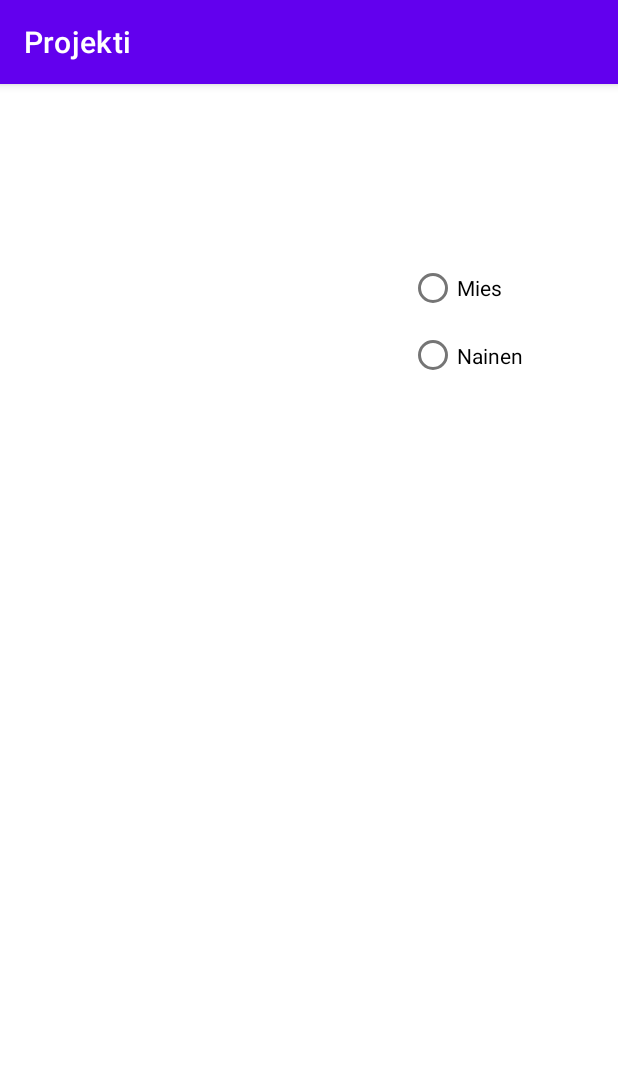
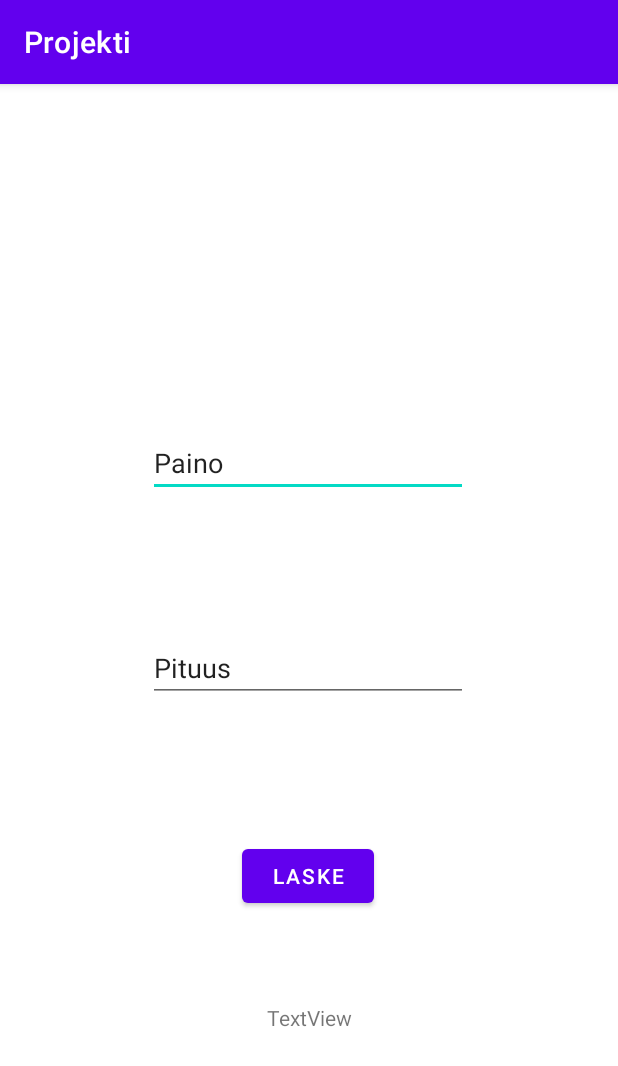
Before and after one commit to untop02/TerveysProjekti, an Android app: the PainoIndeksi screen opened directly, with no data from a screen before it, on a phone screen of 412 x 824 dp. Shown: the top 1066 px of the screen. Run offline under Robolectric (Android 15) with nearby library versions, the phone set to English and light mode, and no system bars.

Commit message:
PainoIndeksi proto

```diff
--- a/app/src/main/java/com/example/projekti/PainoIndeksi.java
+++ b/app/src/main/java/com/example/projekti/PainoIndeksi.java
@@ -3,6 +3,10 @@ package com.example.projekti;
 import androidx.appcompat.app.AppCompatActivity;
 
 import android.os.Bundle;
+import android.view.View;
+import android.widget.Button;
+import android.widget.EditText;
+import android.widget.TextView;
 
 public class PainoIndeksi extends AppCompatActivity {
 
@@ -10,5 +14,35 @@ public class PainoIndeksi extends AppCompatActivity {
     protected void onCreate(Bundle savedInstanceState) {
         super.onCreate(savedInstanceState);
         setContentView(R.layout.activity_paino_indeksi);
+
+        Button b = (Button) findViewById(R.id.laske);
+        EditText paino = (EditText) findViewById(R.id.Paino);
+        EditText pituus = (EditText) findViewById(R.id.Pituus);
+        TextView tv = (TextView) findViewById(R.id.textView);
+
+        b.setOnClickListener(new View.OnClickListener() {
+            @Override
+            public void onClick(View v) {
+                int w = Integer.parseInt(paino.getText().toString());
+                double h = Double.parseDouble(pituus.getText().toString())/100;
+                double bmi = w/(h*h);
+                double roundDbl = Math.round(bmi*100.0)/100.0;
+                String stringBmi = Double.toString(roundDbl);
+                if(bmi<18.5){
+                    tv.setText("Paino indeksisi on "+stringBmi +" tämä määritellään alipainoiseksi.");
+
+                }
+                if(bmi>=18.5 && bmi <= 24.9){
+                    tv.setText("Paino indeksisi on "+stringBmi +" tämä on terve painoindeksi.");
+
+                }
+                if(bmi > 25){
+                    tv.setText("Paino indeksisi on "+stringBmi +" tämä määritellään ylipainoiseksi.");
+
+                }
+
+            }
+        });
     }
+
 }
--- a/app/src/main/java/com/example/projekti/VesiLaskuri.java
+++ b/app/src/main/java/com/example/projekti/VesiLaskuri.java
@@ -45,15 +45,15 @@ public class VesiLaskuri extends AppCompatActivity {
         });
     }
     public void lisaaLasi(){
-        vesimaara =+ 0.3;
+        vesimaara += 0.3;
         vedenmaara.setText(String.valueOf(vesimaara));
     }
     public void lisaapienipullo(){
-        vesimaara =+ 0.5;
+        vesimaara += 0.5;
         vedenmaara.setText(String.valueOf(vesimaara));
     }
     public void lisaaisopullo(){
-        vesimaara =+ 1.5;
+        vesimaara += 1.5;
         vedenmaara.setText(String.valueOf(vesimaara));
     }
 
--- a/app/src/main/res/layout/activity_main.xml
+++ b/app/src/main/res/layout/activity_main.xml
@@ -31,7 +31,7 @@
         android:text="Verenpaine"
         app:layout_constraintBottom_toTopOf="@+id/PainoIndeksiBtn"
         app:layout_constraintEnd_toEndOf="parent"
-        app:layout_constraintHorizontal_bias="0.5"
+        app:layout_constraintHorizontal_bias="0.424"
         app:layout_constraintStart_toStartOf="parent"
         app:layout_constraintTop_toTopOf="parent" />
 
@@ -39,11 +39,14 @@
         android:id="@+id/VesiLaskuriBtn"
         android:layout_width="wrap_content"
         android:layout_height="wrap_content"
+        android:layout_marginTop="36dp"
         android:layout_marginBottom="197dp"
         android:text="Vesilaskuri"
         app:layout_constraintBottom_toBottomOf="parent"
         app:layout_constraintEnd_toEndOf="parent"
-        app:layout_constraintHorizontal_bias="0.5"
-        app:layout_constraintStart_toStartOf="parent" />
+        app:layout_constraintHorizontal_bias="0.498"
+        app:layout_constraintStart_toStartOf="parent"
+        app:layout_constraintTop_toBottomOf="@+id/PainoIndeksiBtn"
+        app:layout_constraintVertical_bias="1.0" />
 
 </androidx.constraintlayout.widget.ConstraintLayout>
--- a/app/src/main/res/layout/activity_paino_indeksi.xml
+++ b/app/src/main/res/layout/activity_paino_indeksi.xml
@@ -7,33 +7,58 @@
     tools:context=".PainoIndeksi">
 
 
-    <RadioGroup
-        android:layout_width="81dp"
-        android:layout_height="90dp"
-        android:layout_marginStart="272dp"
-        android:layout_marginLeft="272dp"
-        android:layout_marginTop="93dp"
-        android:layout_marginEnd="58dp"
-        android:layout_marginRight="58dp"
-        android:layout_marginBottom="548dp"
-        android:orientation="vertical"
+    <EditText
+        android:id="@+id/Paino"
+        android:layout_width="wrap_content"
+        android:layout_height="wrap_content"
+        android:layout_marginTop="212dp"
+        android:layout_marginBottom="73dp"
+        android:ems="10"
+        android:inputType="textPersonName"
+        android:text="@string/Paino"
+        app:layout_constraintBottom_toTopOf="@+id/Pituus"
+        app:layout_constraintEnd_toEndOf="parent"
+        app:layout_constraintHorizontal_bias="0.497"
+        app:layout_constraintStart_toStartOf="parent"
+        app:layout_constraintTop_toTopOf="parent" />
+
+    <EditText
+        android:id="@+id/Pituus"
+        android:layout_width="wrap_content"
+        android:layout_height="wrap_content"
+        android:layout_marginBottom="356dp"
+        android:ems="10"
+        android:inputType="textPersonName"
+        android:text="@string/Pituus"
+        app:layout_constraintBottom_toBottomOf="parent"
+        app:layout_constraintEnd_toEndOf="parent"
+        app:layout_constraintHorizontal_bias="0.497"
+        app:layout_constraintStart_toStartOf="parent" />
+
+    <Button
+        android:id="@+id/laske"
+        android:layout_width="wrap_content"
+        android:layout_height="wrap_content"
+        android:layout_marginTop="61dp"
+        android:layout_marginBottom="185dp"
+        android:text="Laske"
+        app:layout_constraintBottom_toBottomOf="parent"
+        app:layout_constraintEnd_toEndOf="parent"
+        app:layout_constraintHorizontal_bias="0.498"
+        app:layout_constraintStart_toStartOf="parent"
+        app:layout_constraintTop_toBottomOf="@+id/Pituus" />
+
+    <TextView
+        android:id="@+id/textView"
+        android:layout_width="wrap_content"
+        android:layout_height="wrap_content"
+        android:layout_marginTop="45dp"
+        android:layout_marginBottom="121dp"
+        android:text="TextView"
         app:layout_constraintBottom_toBottomOf="parent"
         app:layout_constraintEnd_toEndOf="parent"
         app:layout_constraintStart_toStartOf="parent"
-        app:layout_constraintTop_toTopOf="parent">
-
-        <RadioButton
-            android:id="@+id/radio_mies"
-            android:layout_width="match_parent"
-            android:layout_height="wrap_content"
-            android:text="@string/Mies" />
-
-        <RadioButton
-            android:id="@+id/radio_nainen"
-            android:layout_width="match_parent"
-            android:layout_height="wrap_content"
-            android:text="@string/Nainen" />
-    </RadioGroup>
+        app:layout_constraintTop_toBottomOf="@+id/laske" />
 
 
 </androidx.constraintlayout.widget.ConstraintLayout>
--- a/app/src/main/res/values/strings.xml
+++ b/app/src/main/res/values/strings.xml
@@ -3,4 +3,7 @@
     <string name="Nainen">Nainen</string>
     <string name="Mies">Mies</string>
     <string name="PainoIndeksi">Paino Indeksi</string>
+    <string name="Paino">Paino</string>
+    <string name="Ika">Ikä</string>
+    <string name="Pituus">Pituus</string>
 </resources>
```
